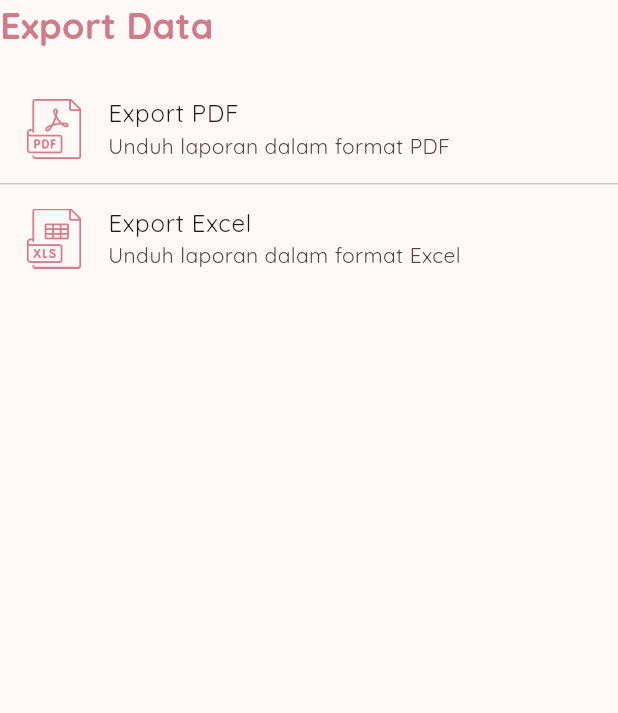
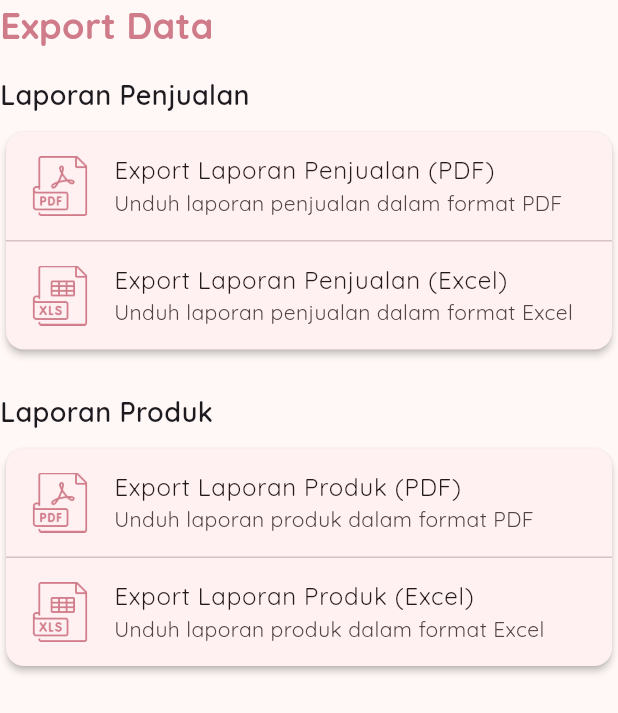
Before and after one commit to Apipun1551/POS_Flutter3, a Flutter app: the ExportTabletPage widget shown alone on an empty page, opened directly, on a phone screen of 412 x 824 dp. Shown: the top 713 px of the screen. Run offline on Flutter 3.47's test engine with Material 3 defaults, Android fonts, the phone set to English and light mode, and no system bars; our stand-ins replace badges, bloc, cached_network_image, dartz, dio, flutter_bloc and 8 more; missing offline and left inert: esc_pos_utils_plus, horizontal_data_table, print_bluetooth_thermal; accounts and stored records are empty; network calls fail.

Commit message:
Menambahkan funct export pdf dan excel product

```diff
--- a/lib/presentation/tablet/setting/pages/setting_tablet_page.dart
+++ b/lib/presentation/tablet/setting/pages/setting_tablet_page.dart
@@ -187,15 +187,30 @@ class ExportTabletPage extends StatelessWidget {
     }
   }
 
-  void _exportPdf(BuildContext context) =>
+  // void _exportPdf(BuildContext context) =>
+  //     _downloadFile(context, 'pdf', '/reports/pdf');
+
+  // void _exportExcel(BuildContext context) =>
+  //     _downloadFile(context, 'xlsx', '/reports/excel');
+
+  //Laporan Penjualan
+  void _exportSalesPdf(BuildContext context) =>
       _downloadFile(context, 'pdf', '/reports/pdf');
 
-  void _exportExcel(BuildContext context) =>
+  void _exportSalesExcel(BuildContext context) =>
       _downloadFile(context, 'xlsx', '/reports/excel');
+
+  // Laporan Produk
+  void _exportProductPdf(BuildContext context) =>
+      _downloadFile(context, 'pdf', '/reports/products/pdf');
+
+  void _exportProductExcel(BuildContext context) =>
+      _downloadFile(context, 'xlsx', '/reports/products/excel');
 
   @override
   Widget build(BuildContext context) {
-    return Column(
+    return SingleChildScrollView(
+      child: Column(
         crossAxisAlignment: CrossAxisAlignment.start,
         children: [
           const Text(
@@ -207,21 +222,72 @@ class ExportTabletPage extends StatelessWidget {
             ),
           ),
           const SizedBox(height: 16),
+
+          // ================== Section: Laporan Penjualan ==================
+          const Text(
+            'Laporan Penjualan',
+            style: TextStyle(
+              fontSize: 18,
+              fontWeight: FontWeight.w600,
+            ),
+          ),
+          const SizedBox(height: 8),
+          Card(
+            shape: RoundedRectangleBorder(borderRadius: BorderRadius.circular(12)),
+            elevation: 2,
+            child: Column(
+              children: [
                 ListTile(
                   leading: Image.asset(Assets.images.pdf.path, width: 40, height: 40),
-          title: const Text('Export PDF'),
-          subtitle: const Text('Unduh laporan dalam format PDF'),
-          onTap: () => _exportPdf(context),
+                  title: const Text('Export Laporan Penjualan (PDF)'),
+                  subtitle: const Text('Unduh laporan penjualan dalam format PDF'),
+                  onTap: () => _exportSalesPdf(context),
                 ),
                 const Divider(height: 1),
                 ListTile(
-          leading:
-              Image.asset(Assets.images.excel.path, width: 40, height: 40),
-          title: const Text('Export Excel'),
-          subtitle: const Text('Unduh laporan dalam format Excel'),
-          onTap: () => _exportExcel(context),
+                  leading: Image.asset(Assets.images.excel.path, width: 40, height: 40),
+                  title: const Text('Export Laporan Penjualan (Excel)'),
+                  subtitle: const Text('Unduh laporan penjualan dalam format Excel'),
+                  onTap: () => _exportSalesExcel(context),
                 ),
               ],
+            ),
+          ),
+
+          const SizedBox(height: 24),
+
+          // ================== Section: Laporan Produk ==================
+          const Text(
+            'Laporan Produk',
+            style: TextStyle(
+              fontSize: 18,
+              fontWeight: FontWeight.w600,
+            ),
+          ),
+          const SizedBox(height: 8),
+          Card(
+            shape: RoundedRectangleBorder(borderRadius: BorderRadius.circular(12)),
+            elevation: 2,
+            child: Column(
+              children: [
+                ListTile(
+                  leading: Image.asset(Assets.images.pdf.path, width: 40, height: 40),
+                  title: const Text('Export Laporan Produk (PDF)'),
+                  subtitle: const Text('Unduh laporan produk dalam format PDF'),
+                  onTap: () => _exportProductPdf(context),
+                ),
+                const Divider(height: 1),
+                ListTile(
+                  leading: Image.asset(Assets.images.excel.path, width: 40, height: 40),
+                  title: const Text('Export Laporan Produk (Excel)'),
+                  subtitle: const Text('Unduh laporan produk dalam format Excel'),
+                  onTap: () => _exportProductExcel(context),
+                ),
+              ],
+            ),
+          ),
+        ],
+      ),
     );
   }
 }
```
Lines whose indentation alone changed are shown as unchanged.
